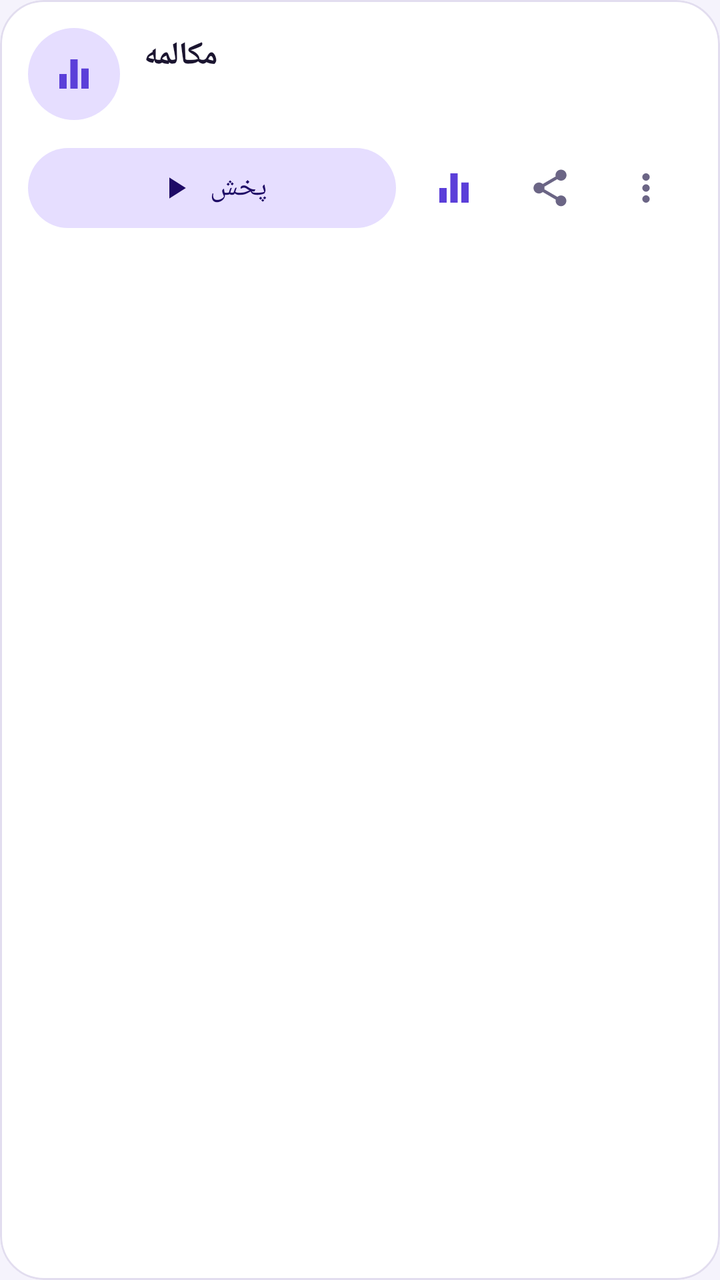
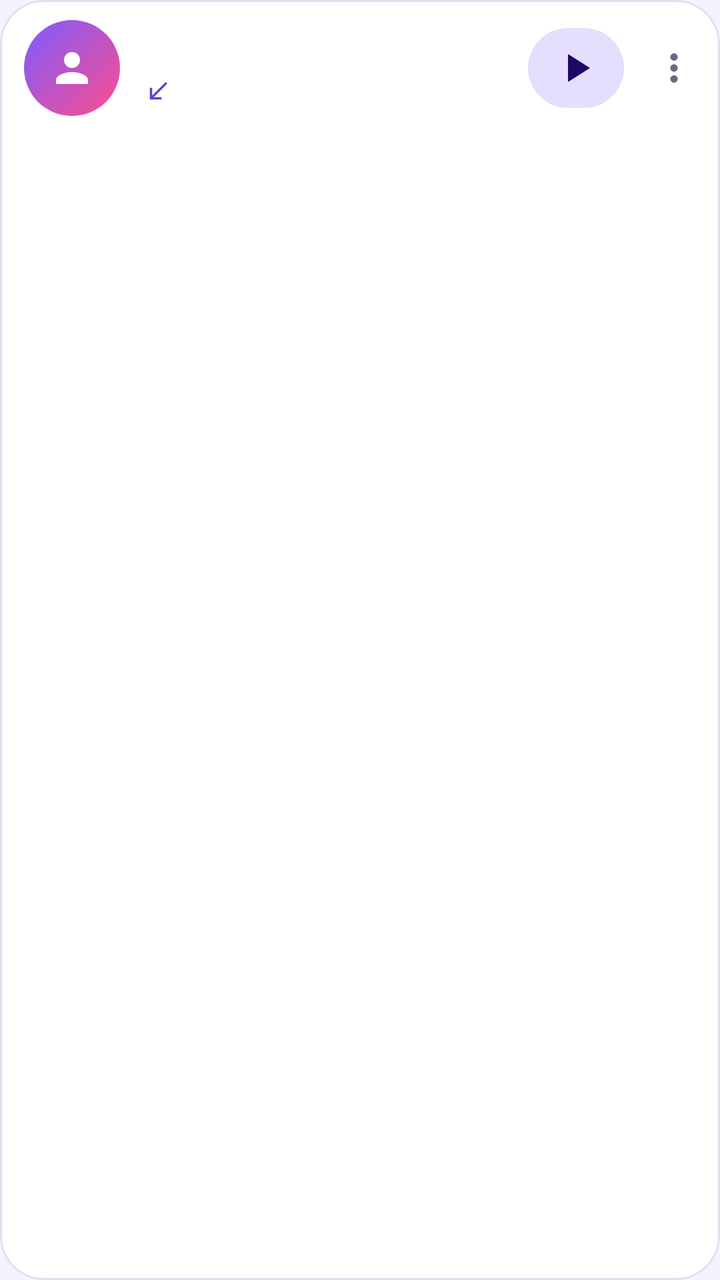

Two renders of the same Android screen: before a commit and after it. Below are the layout's source before the change and the commit's diff.
<!-- AndroidManifest.xml: application theme Theme.CallRecorder -->
<!-- res/layout/item_recording.xml -->
<?xml version="1.0" encoding="utf-8"?>
<com.google.android.material.card.MaterialCardView xmlns:android="http://schemas.android.com/apk/res/android"
    xmlns:app="http://schemas.android.com/apk/res-auto"
    android:id="@+id/itemCard"
    android:layout_width="match_parent"
    android:layout_height="wrap_content"
    android:layout_marginBottom="12dp"
    app:cardBackgroundColor="@color/card"
    app:cardCornerRadius="22dp"
    app:cardElevation="0dp"
    app:strokeColor="@color/outline"
    app:strokeWidth="1dp">

    <LinearLayout
        android:layout_width="match_parent"
        android:layout_height="wrap_content"
        android:orientation="vertical"
        android:padding="14dp">

        <LinearLayout
            android:layout_width="match_parent"
            android:layout_height="wrap_content"
            android:gravity="center_vertical"
            android:orientation="horizontal">

            <FrameLayout
                android:layout_width="46dp"
                android:layout_height="46dp"
                android:background="@drawable/bg_icon_badge">

                <ImageView
                    android:id="@+id/imgBadge"
                    android:layout_width="22dp"
                    android:layout_height="22dp"
                    android:layout_gravity="center"
                    android:contentDescription="audio"
                    android:src="@drawable/ic_equalizer"
                    app:tint="@color/primary" />
            </FrameLayout>

            <LinearLayout
                android:layout_width="0dp"
                android:layout_height="wrap_content"
                android:layout_marginStart="12dp"
                android:layout_weight="1"
                android:orientation="vertical">

                <TextView
                    android:id="@+id/tvName"
                    android:layout_width="wrap_content"
                    android:layout_height="wrap_content"
                    android:text="مکالمه"
                    android:textColor="@color/text"
                    android:textSize="16sp"
                    android:textStyle="bold" />

                <TextView
                    android:id="@+id/tvMeta"
                    android:layout_width="wrap_content"
                    android:layout_height="wrap_content"
                    android:layout_marginTop="2dp"
                    android:textColor="@color/text_secondary"
                    android:textSize="12sp" />
            </LinearLayout>

            <TextView
                android:id="@+id/tvTag"
                android:layout_width="wrap_content"
                android:layout_height="wrap_content"
                android:background="@drawable/bg_chip"
                android:paddingStart="10dp"
                android:paddingTop="4dp"
                android:paddingEnd="10dp"
                android:paddingBottom="4dp"
                android:text="بهبودیافته"
                android:textColor="@color/on_primary_container"
                android:textSize="11sp"
                android:visibility="gone" />
        </LinearLayout>

        <LinearLayout
            android:layout_width="match_parent"
            android:layout_height="wrap_content"
            android:layout_marginTop="10dp"
            android:gravity="center_vertical"
            android:orientation="horizontal">

            <com.google.android.material.button.MaterialButton
                android:id="@+id/btnPlay"
                style="@style/Widget.Material3.Button.TonalButton"
                android:layout_width="0dp"
                android:layout_height="48dp"
                android:layout_weight="1"
                android:text="پخش"
                app:icon="@drawable/ic_play"
                app:iconGravity="textStart" />

            <com.google.android.material.button.MaterialButton
                android:id="@+id/btnEnhance"
                style="@style/Widget.Material3.Button.IconButton"
                android:layout_width="48dp"
                android:layout_height="48dp"
                android:layout_marginStart="4dp"
                android:contentDescription="enhance"
                app:icon="@drawable/ic_equalizer"
                app:iconSize="22dp"
                app:iconTint="@color/primary" />

            <com.google.android.material.button.MaterialButton
                android:id="@+id/btnShare"
                style="@style/Widget.Material3.Button.IconButton"
                android:layout_width="48dp"
                android:layout_height="48dp"
                android:contentDescription="share"
                app:icon="@drawable/ic_share"
                app:iconSize="22dp"
                app:iconTint="@color/text_secondary" />

            <com.google.android.material.button.MaterialButton
                android:id="@+id/btnMore"
                style="@style/Widget.Material3.Button.IconButton"
                android:layout_width="48dp"
                android:layout_height="48dp"
                android:contentDescription="more"
                app:icon="@drawable/ic_more"
                app:iconSize="22dp"
                app:iconTint="@color/text_secondary" />
        </LinearLayout>
    </LinearLayout>
</com.google.android.material.card.MaterialCardView>
<!-- resources referenced by this layout -->
<resources>
  <color name="card">#FFFFFF</color>
  <color name="on_primary_container">#1E0A66</color>
  <color name="outline">#E2DDEF</color>
  <color name="primary">#5B3FD9</color>
  <color name="text">#1B1530</color>
  <color name="text_secondary">#6B6585</color>
  <!-- drawable bg_chip (drawable) -->
  <?xml version="1.0" encoding="utf-8"?>
  <shape xmlns:android="http://schemas.android.com/apk/res/android" android:shape="rectangle">
      <solid android:color="@color/primary_container" />
      <corners android:radius="20dp" />
  </shape>
  <!-- drawable bg_icon_badge (drawable) -->
  <?xml version="1.0" encoding="utf-8"?>
  <shape xmlns:android="http://schemas.android.com/apk/res/android" android:shape="oval">
      <solid android:color="@color/primary_container" />
  </shape>
  <!-- drawable ic_equalizer (drawable) -->
  <?xml version="1.0" encoding="utf-8"?>
  <vector xmlns:android="http://schemas.android.com/apk/res/android"
      android:width="24dp"
      android:height="24dp"
      android:viewportWidth="24"
      android:viewportHeight="24">
      <path
          android:fillColor="#FF000000"
          android:pathData="M10,20h4L14,4h-4v16zM4,20h4v-8L4,12v8zM16,9v11h4L20,9h-4z" />
  </vector>
  <!-- drawable ic_more (drawable) -->
  <?xml version="1.0" encoding="utf-8"?>
  <vector xmlns:android="http://schemas.android.com/apk/res/android"
      android:width="24dp"
      android:height="24dp"
      android:viewportWidth="24"
      android:viewportHeight="24">
      <path
          android:fillColor="#FF000000"
          android:pathData="M12,8c1.1,0 2,-0.9 2,-2s-0.9,-2 -2,-2 -2,0.9 -2,2 0.9,2 2,2zM12,10c-1.1,0 -2,0.9 -2,2s0.9,2 2,2 2,-0.9 2,-2 -0.9,-2 -2,-2zM12,16c-1.1,0 -2,0.9 -2,2s0.9,2 2,2 2,-0.9 2,-2 -0.9,-2 -2,-2z" />
  </vector>
  <!-- drawable ic_play (drawable) -->
  <?xml version="1.0" encoding="utf-8"?>
  <vector xmlns:android="http://schemas.android.com/apk/res/android"
      android:width="24dp"
      android:height="24dp"
      android:viewportWidth="24"
      android:viewportHeight="24">
      <path
          android:fillColor="#FF000000"
          android:pathData="M8,5v14l11,-7z" />
  </vector>
  <!-- drawable ic_share (drawable) -->
  <?xml version="1.0" encoding="utf-8"?>
  <vector xmlns:android="http://schemas.android.com/apk/res/android"
      android:width="24dp"
      android:height="24dp"
      android:viewportWidth="24"
      android:viewportHeight="24">
      <path
          android:fillColor="#FF000000"
          android:pathData="M18,16.08c-0.76,0 -1.44,0.3 -1.96,0.77L8.91,12.7c0.05,-0.23 0.09,-0.46 0.09,-0.7s-0.04,-0.47 -0.09,-0.7l7.05,-4.11c0.54,0.5 1.25,0.81 2.04,0.81 1.66,0 3,-1.34 3,-3s-1.34,-3 -3,-3 -3,1.34 -3,3c0,0.24 0.04,0.47 0.09,0.7L8.04,9.81C7.5,9.31 6.79,9 6,9c-1.66,0 -3,1.34 -3,3s1.34,3 3,3c0.79,0 1.5,-0.31 2.04,-0.81l7.12,4.16c-0.05,0.21 -0.08,0.43 -0.08,0.65 0,1.61 1.31,2.92 2.92,2.92 1.61,0 2.92,-1.31 2.92,-2.92s-1.31,-2.92 -2.92,-2.92z" />
  </vector>
  <style name="Theme.CallRecorder" parent="Base.Theme.CallRecorder" />
  <color name="primary_container">#E6DEFF</color>
  <color name="on_primary">#FFFFFF</color>
  <color name="surface">#FFFFFF</color>
  <color name="surface_variant">#ECE8F6</color>
  <color name="bg">#F5F3FC</color>
  <!-- unchanged entries left out for length: 1 -->
</resources>

<!-- the commit's change to res/layout/item_recording.xml (unified diff, before → after) -->
@@ -4,7 +4,8 @@
     android:id="@+id/itemCard"
     android:layout_width="match_parent"
     android:layout_height="wrap_content"
-    android:layout_marginBottom="12dp"
+    android:layout_marginBottom="10dp"
+    android:checkable="false"
     app:cardBackgroundColor="@color/card"
     app:cardCornerRadius="22dp"
     app:cardElevation="0dp"
@@ -14,117 +15,138 @@
     <LinearLayout
         android:layout_width="match_parent"
         android:layout_height="wrap_content"
-        android:orientation="vertical"
-        android:padding="14dp">
+        android:gravity="center_vertical"
+        android:orientation="horizontal"
+        android:paddingStart="12dp"
+        android:paddingTop="10dp"
+        android:paddingEnd="4dp"
+        android:paddingBottom="10dp">
+
+        <FrameLayout
+            android:layout_width="48dp"
+            android:layout_height="48dp">
+
+            <FrameLayout
+                android:id="@+id/avatar"
+                android:layout_width="48dp"
+                android:layout_height="48dp"
+                android:background="@drawable/bg_avatar">
+
+                <TextView
+                    android:id="@+id/tvInitial"
+                    android:layout_width="wrap_content"
+                    android:layout_height="wrap_content"
+                    android:layout_gravity="center"
+                    android:textColor="#FFFFFF"
+                    android:textSize="18sp"
+                    android:textStyle="bold" />
+
+                <ImageView
+                    android:id="@+id/imgPerson"
+                    android:layout_width="24dp"
+                    android:layout_height="24dp"
+                    android:layout_gravity="center"
+                    android:contentDescription="person"
+                    android:src="@drawable/ic_person"
+                    app:tint="#FFFFFF" />
+            </FrameLayout>
+
+            <FrameLayout
+                android:id="@+id/checkMark"
+                android:layout_width="48dp"
+                android:layout_height="48dp"
+                android:background="@drawable/bg_check"
+                android:visibility="gone">
+
+                <ImageView
+                    android:layout_width="24dp"
+                    android:layout_height="24dp"
+                    android:layout_gravity="center"
+                    android:contentDescription="selected"
+                    android:src="@drawable/ic_check"
+                    app:tint="#FFFFFF" />
+            </FrameLayout>
+        </FrameLayout>
 
         <LinearLayout
-            android:layout_width="match_parent"
+            android:layout_width="0dp"
             android:layout_height="wrap_content"
-            android:gravity="center_vertical"
-            android:orientation="horizontal">
+            android:layout_marginStart="12dp"
+            android:layout_weight="1"
+            android:orientation="vertical">
 
-            <FrameLayout
-                android:layout_width="46dp"
-                android:layout_height="46dp"
-                android:background="@drawable/bg_icon_badge">
+            <TextView
+                android:id="@+id/tvName"
+                android:layout_width="wrap_content"
+                android:layout_height="wrap_content"
+                android:ellipsize="end"
+                android:maxLines="1"
+                android:textColor="@color/text"
+                android:textSize="15.5sp"
+                android:textStyle="bold" />
+
+            <LinearLayout
+                android:layout_width="wrap_content"
+                android:layout_height="wrap_content"
+                android:layout_marginTop="3dp"
+                android:gravity="center_vertical"
+                android:orientation="horizontal">
 
                 <ImageView
-                    android:id="@+id/imgBadge"
-                    android:layout_width="22dp"
-                    android:layout_height="22dp"
-                    android:layout_gravity="center"
-                    android:contentDescription="audio"
-                    android:src="@drawable/ic_equalizer"
+                    android:id="@+id/imgDir"
+                    android:layout_width="14dp"
+                    android:layout_height="14dp"
+                    android:contentDescription="direction"
+                    android:src="@drawable/ic_incoming"
                     app:tint="@color/primary" />
-            </FrameLayout>
-
-            <LinearLayout
-                android:layout_width="0dp"
-                android:layout_height="wrap_content"
-                android:layout_marginStart="12dp"
-                android:layout_weight="1"
-                android:orientation="vertical">
-
-                <TextView
-                    android:id="@+id/tvName"
-                    android:layout_width="wrap_content"
-                    android:layout_height="wrap_content"
-                    android:text="مکالمه"
-                    android:textColor="@color/text"
-                    android:textSize="16sp"
-                    android:textStyle="bold" />
 
                 <TextView
                     android:id="@+id/tvMeta"
                     android:layout_width="wrap_content"
                     android:layout_height="wrap_content"
-                    android:layout_marginTop="2dp"
+                    android:layout_marginStart="4dp"
                     android:textColor="@color/text_secondary"
                     android:textSize="12sp" />
+
+                <TextView
+                    android:id="@+id/tvTag"
+                    android:layout_width="wrap_content"
+                    android:layout_height="wrap_content"
+                    android:layout_marginStart="8dp"
+                    android:background="@drawable/bg_chip"
+                    android:paddingStart="8dp"
+                    android:paddingTop="1dp"
+                    android:paddingEnd="8dp"
+                    android:paddingBottom="1dp"
+                    android:text="بهبودیافته"
+                    android:textColor="@color/on_primary_container"
+                    android:textSize="10.5sp"
+                    android:visibility="gone" />
             </LinearLayout>
-
-            <TextView
-                android:id="@+id/tvTag"
-                android:layout_width="wrap_content"
-                android:layout_height="wrap_content"
-                android:background="@drawable/bg_chip"
-                android:paddingStart="10dp"
-                android:paddingTop="4dp"
-                android:paddingEnd="10dp"
-                android:paddingBottom="4dp"
-                android:text="بهبودیافته"
-                android:textColor="@color/on_primary_container"
-                android:textSize="11sp"
-                android:visibility="gone" />
         </LinearLayout>
 
-        <LinearLayout
-            android:layout_width="match_parent"
-            android:layout_height="wrap_content"
-            android:layout_marginTop="10dp"
-            android:gravity="center_vertical"
-            android:orientation="horizontal">
+        <com.google.android.material.button.MaterialButton
+            android:id="@+id/btnPlay"
+            style="@style/Widget.Material3.Button.TonalButton.Icon"
+            android:layout_width="48dp"
+            android:layout_height="48dp"
+            android:contentDescription="play"
+            android:insetLeft="0dp"
+            android:insetRight="0dp"
+            android:padding="0dp"
+            app:icon="@drawable/ic_play"
+            app:iconGravity="textStart"
+            app:iconPadding="0dp"
+            app:iconSize="24dp" />
 
-            <com.google.android.material.button.MaterialButton
-                android:id="@+id/btnPlay"
-                style="@style/Widget.Material3.Button.TonalButton"
-                android:layout_width="0dp"
-                android:layout_height="48dp"
-                android:layout_weight="1"
-                android:text="پخش"
-                app:icon="@drawable/ic_play"
-                app:iconGravity="textStart" />
-
-            <com.google.android.material.button.MaterialButton
-                android:id="@+id/btnEnhance"
-                style="@style/Widget.Material3.Button.IconButton"
-                android:layout_width="48dp"
-                android:layout_height="48dp"
-                android:layout_marginStart="4dp"
-                android:contentDescription="enhance"
-                app:icon="@drawable/ic_equalizer"
-                app:iconSize="22dp"
-                app:iconTint="@color/primary" />
-
-            <com.google.android.material.button.MaterialButton
-                android:id="@+id/btnShare"
-                style="@style/Widget.Material3.Button.IconButton"
-                android:layout_width="48dp"
-                android:layout_height="48dp"
-                android:contentDescription="share"
-                app:icon="@drawable/ic_share"
-                app:iconSize="22dp"
-                app:iconTint="@color/text_secondary" />
-
-            <com.google.android.material.button.MaterialButton
-                android:id="@+id/btnMore"
-                style="@style/Widget.Material3.Button.IconButton"
-                android:layout_width="48dp"
-                android:layout_height="48dp"
-                android:contentDescription="more"
-                app:icon="@drawable/ic_more"
-                app:iconSize="22dp"
-                app:iconTint="@color/text_secondary" />
-        </LinearLayout>
+        <com.google.android.material.button.MaterialButton
+            android:id="@+id/btnMore"
+            style="@style/Widget.Material3.Button.IconButton"
+            android:layout_width="44dp"
+            android:layout_height="44dp"
+            android:contentDescription="more"
+            app:icon="@drawable/ic_more"
+            app:iconSize="22dp"
+            app:iconTint="@color/text_secondary" />
     </LinearLayout>
 </com.google.android.material.card.MaterialCardView>
<!-- resource entries referenced after the edit -->
@@ -6,28 +6,28 @@
   <color name="primary">#5B3FD9</color>
   <color name="text">#1B1530</color>
   <color name="text_secondary">#6B6585</color>
+  <!-- drawable bg_avatar (drawable) -->
+  <?xml version="1.0" encoding="utf-8"?>
+  <shape xmlns:android="http://schemas.android.com/apk/res/android" android:shape="oval">
+      <gradient android:angle="315" android:startColor="@color/grad_start" android:endColor="@color/grad_end" android:type="linear" />
+  </shape>
+  <!-- drawable bg_check (drawable) -->
+  <?xml version="1.0" encoding="utf-8"?>
+  <shape xmlns:android="http://schemas.android.com/apk/res/android" android:shape="oval">
+      <solid android:color="@color/primary" />
+  </shape>
   <!-- drawable bg_chip (drawable) -->
   <?xml version="1.0" encoding="utf-8"?>
   <shape xmlns:android="http://schemas.android.com/apk/res/android" android:shape="rectangle">
       <solid android:color="@color/primary_container" />
       <corners android:radius="20dp" />
   </shape>
-  <!-- drawable bg_icon_badge (drawable) -->
+  <!-- drawable ic_check (drawable) -->
   <?xml version="1.0" encoding="utf-8"?>
-  <shape xmlns:android="http://schemas.android.com/apk/res/android" android:shape="oval">
-      <solid android:color="@color/primary_container" />
-  </shape>
-  <!-- drawable ic_equalizer (drawable) -->
+  <vector xmlns:android="http://schemas.android.com/apk/res/android" android:width="24dp" android:height="24dp" android:viewportWidth="24" android:viewportHeight="24"><path android:fillColor="#FF000000" android:pathData="M9,16.17L4.83,12l-1.42,1.41L9,19 21,7l-1.41,-1.41z" /></vector>
+  <!-- drawable ic_incoming (drawable) -->
   <?xml version="1.0" encoding="utf-8"?>
-  <vector xmlns:android="http://schemas.android.com/apk/res/android"
-      android:width="24dp"
-      android:height="24dp"
-      android:viewportWidth="24"
-      android:viewportHeight="24">
-      <path
-          android:fillColor="#FF000000"
-          android:pathData="M10,20h4L14,4h-4v16zM4,20h4v-8L4,12v8zM16,9v11h4L20,9h-4z" />
-  </vector>
+  <vector xmlns:android="http://schemas.android.com/apk/res/android" android:width="24dp" android:height="24dp" android:viewportWidth="24" android:viewportHeight="24"><path android:fillColor="#FF000000" android:pathData="M20,5.41L18.59,4 7,15.59V9H5v10h10v-2H8.41z" /></vector>
   <!-- drawable ic_more (drawable) -->
   <?xml version="1.0" encoding="utf-8"?>
   <vector xmlns:android="http://schemas.android.com/apk/res/android"
@@ -39,6 +39,9 @@
           android:fillColor="#FF000000"
           android:pathData="M12,8c1.1,0 2,-0.9 2,-2s-0.9,-2 -2,-2 -2,0.9 -2,2 0.9,2 2,2zM12,10c-1.1,0 -2,0.9 -2,2s0.9,2 2,2 2,-0.9 2,-2 -0.9,-2 -2,-2zM12,16c-1.1,0 -2,0.9 -2,2s0.9,2 2,2 2,-0.9 2,-2 -0.9,-2 -2,-2z" />
   </vector>
+  <!-- drawable ic_person (drawable) -->
+  <?xml version="1.0" encoding="utf-8"?>
+  <vector xmlns:android="http://schemas.android.com/apk/res/android" android:width="24dp" android:height="24dp" android:viewportWidth="24" android:viewportHeight="24"><path android:fillColor="#FF000000" android:pathData="M12,12c2.21,0 4,-1.79 4,-4s-1.79,-4 -4,-4 -4,1.79 -4,4 1.79,4 4,4zM12,14c-2.67,0 -8,1.34 -8,4v2h16v-2c0,-2.66 -5.33,-4 -8,-4z" /></vector>
   <!-- drawable ic_play (drawable) -->
   <?xml version="1.0" encoding="utf-8"?>
   <vector xmlns:android="http://schemas.android.com/apk/res/android"
@@ -50,18 +53,9 @@
           android:fillColor="#FF000000"
           android:pathData="M8,5v14l11,-7z" />
   </vector>
-  <!-- drawable ic_share (drawable) -->
-  <?xml version="1.0" encoding="utf-8"?>
-  <vector xmlns:android="http://schemas.android.com/apk/res/android"
-      android:width="24dp"
-      android:height="24dp"
-      android:viewportWidth="24"
-      android:viewportHeight="24">
-      <path
-          android:fillColor="#FF000000"
-          android:pathData="M18,16.08c-0.76,0 -1.44,0.3 -1.96,0.77L8.91,12.7c0.05,-0.23 0.09,-0.46 0.09,-0.7s-0.04,-0.47 -0.09,-0.7l7.05,-4.11c0.54,0.5 1.25,0.81 2.04,0.81 1.66,0 3,-1.34 3,-3s-1.34,-3 -3,-3 -3,1.34 -3,3c0,0.24 0.04,0.47 0.09,0.7L8.04,9.81C7.5,9.31 6.79,9 6,9c-1.66,0 -3,1.34 -3,3s1.34,3 3,3c0.79,0 1.5,-0.31 2.04,-0.81l7.12,4.16c-0.05,0.21 -0.08,0.43 -0.08,0.65 0,1.61 1.31,2.92 2.92,2.92 1.61,0 2.92,-1.31 2.92,-2.92s-1.31,-2.92 -2.92,-2.92z" />
-  </vector>
   <style name="Theme.CallRecorder" parent="Base.Theme.CallRecorder" />
+  <color name="grad_start">#7C5CFF</color>
+  <color name="grad_end">#FF4D8D</color>
   <color name="primary_container">#E6DEFF</color>
   <color name="on_primary">#FFFFFF</color>
   <color name="surface">#FFFFFF</color>
